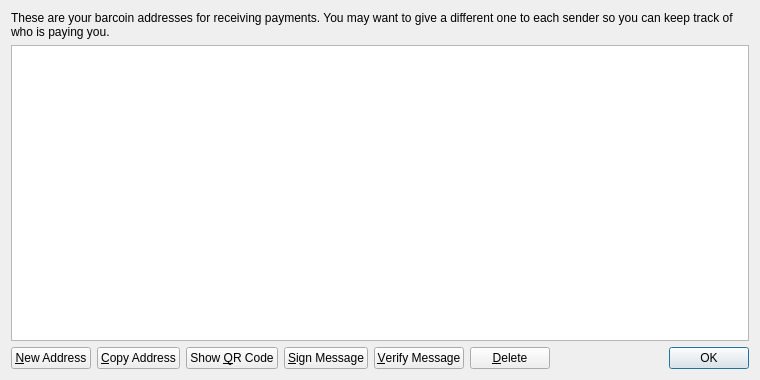
The window that src/qt/forms/addressbookpage.ui (cardswin2005/nlocoin) describes before a commit, drawn with Qt 5.
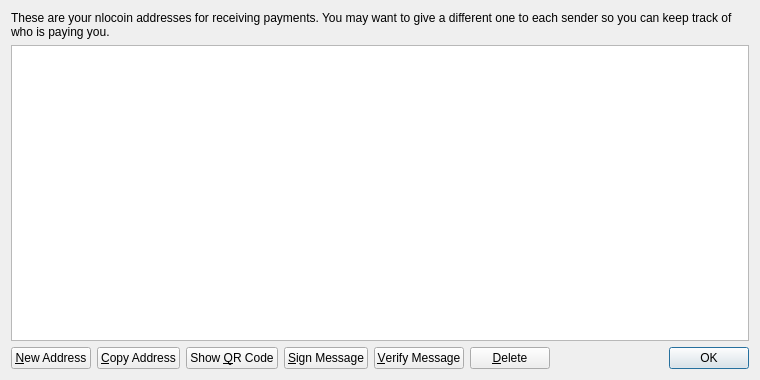
The same window after the commit. Icons and pictures are not drawn.

The edit to the form file:
```diff
--- a/src/qt/forms/addressbookpage.ui
+++ b/src/qt/forms/addressbookpage.ui
@@ -17,7 +17,7 @@
    <item>
     <widget class="QLabel" name="labelExplanation">
      <property name="text">
-      <string>These are your barcoin addresses for receiving payments. You may want to give a different one to each sender so you can keep track of who is paying you.</string>
+      <string>These are your nlocoin addresses for receiving payments. You may want to give a different one to each sender so you can keep track of who is paying you.</string>
      </property>
      <property name="textFormat">
       <enum>Qt::PlainText</enum>
```
